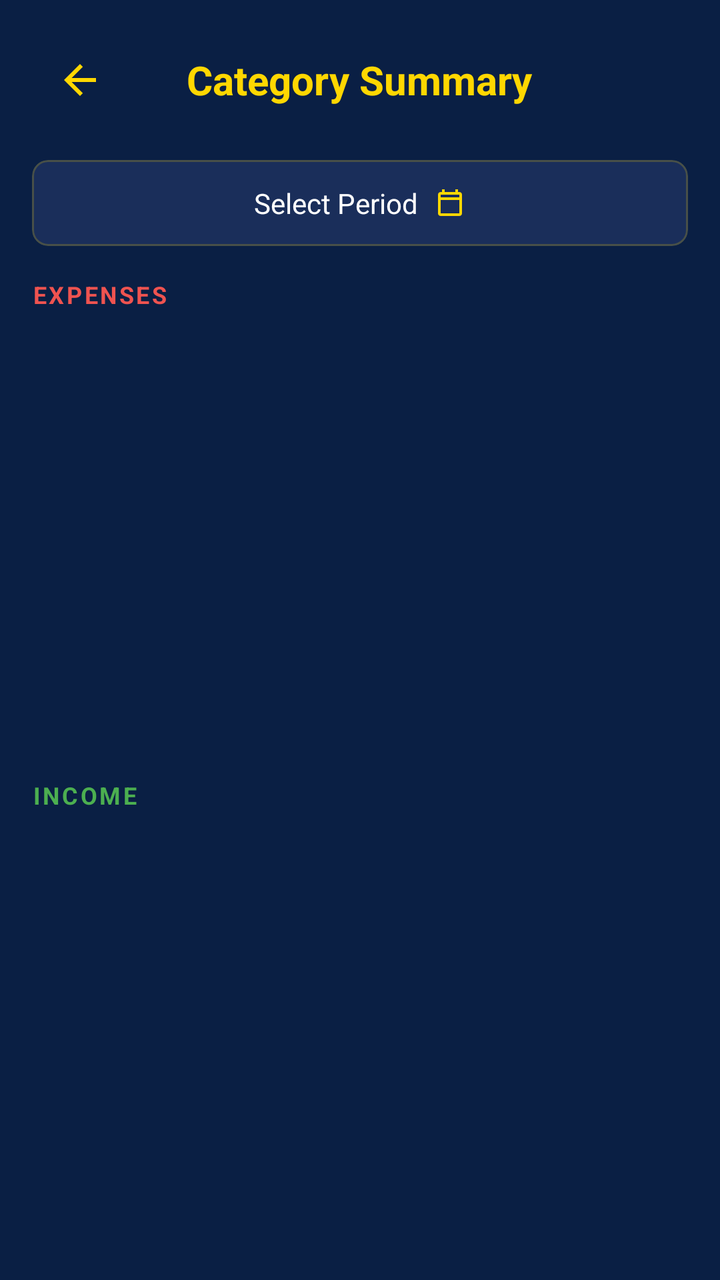
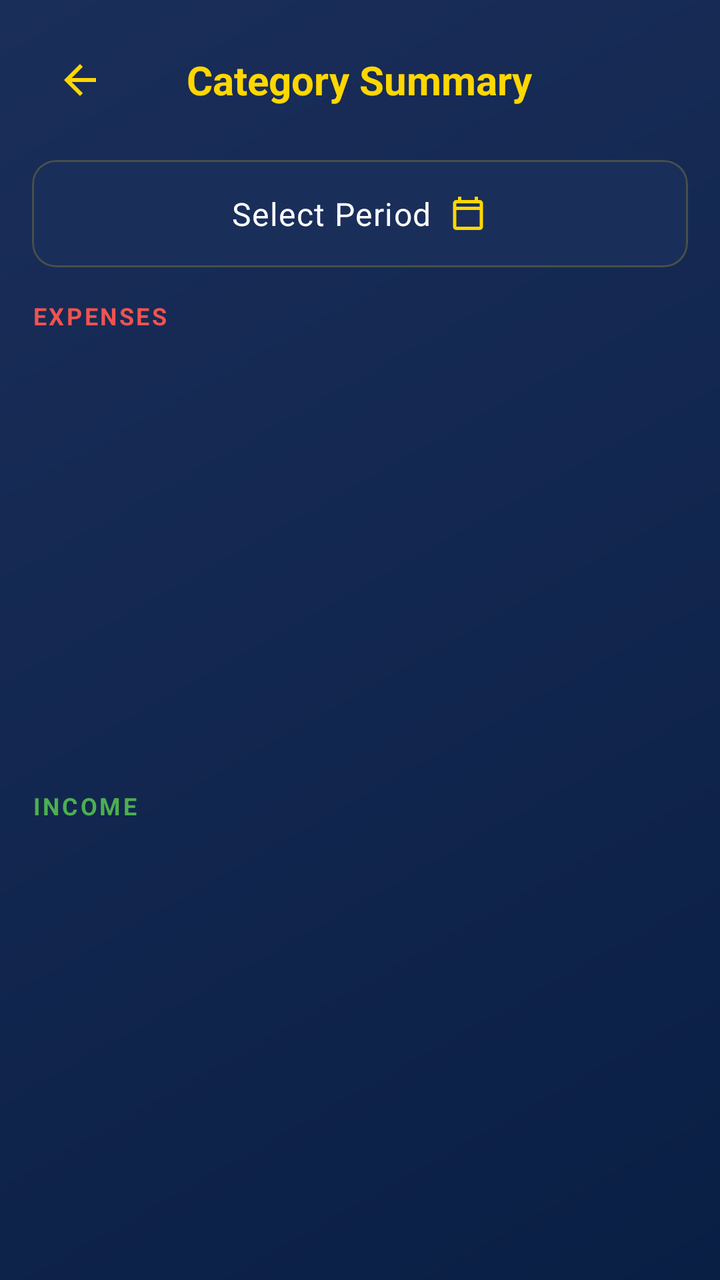

Screens rendered from an Android XML layout before and after an edit, with the pre-edit source and the edit as a unified diff.
<!-- AndroidManifest.xml: application theme Theme.CoinQuest -->
<!-- res/layout/activity_category_summary.xml -->
<LinearLayout xmlns:android="http://schemas.android.com/apk/res/android"
    xmlns:app="http://schemas.android.com/apk/res-auto"
    android:layout_width="match_parent"
    android:layout_height="match_parent"
    android:orientation="vertical"
    android:background="#0A1F44"
    android:fitsSystemWindows="true">

    <RelativeLayout
        android:layout_width="match_parent"
        android:layout_height="wrap_content"
        android:padding="16dp">

        <ImageButton
            android:id="@+id/btnBack"
            android:layout_width="48dp"
            android:layout_height="48dp"
            android:background="?attr/selectableItemBackgroundBorderless"
            android:src="@drawable/ic_back"
            android:contentDescription="@string/back"
            android:layout_centerVertical="true"
            app:tint="#FFD700" />

        <TextView
            android:layout_width="wrap_content"
            android:layout_height="wrap_content"
            android:text="Category Summary"
            android:textColor="#FFD700"
            android:textSize="20sp"
            android:textStyle="bold"
            android:layout_centerInParent="true"/>
    </RelativeLayout>

    <com.google.android.material.card.MaterialCardView
        android:id="@+id/btnFilterPeriod"
        android:layout_width="match_parent"
        android:layout_height="wrap_content"
        android:layout_marginHorizontal="16dp"
        android:layout_marginBottom="16dp"
        app:cardBackgroundColor="#1A2E5A"
        app:cardCornerRadius="8dp"
        app:strokeColor="#33FFD700"
        app:strokeWidth="1dp">

        <LinearLayout
            android:layout_width="match_parent"
            android:layout_height="wrap_content"
            android:padding="12dp"
            android:gravity="center"
            android:orientation="horizontal">

            <TextView
                android:id="@+id/tvPeriod"
                android:layout_width="wrap_content"
                android:layout_height="wrap_content"
                android:text="@string/select_period"
                android:textColor="#FFFFFF"
                android:textSize="14sp" />

            <ImageView
                android:layout_width="16dp"
                android:layout_height="16dp"
                android:layout_marginStart="8dp"
                android:src="@drawable/ic_calendar"
                app:tint="#FFD700"
                android:contentDescription="@string/select_date"/>
        </LinearLayout>
    </com.google.android.material.card.MaterialCardView>

    <TextView
        android:layout_width="match_parent"
        android:layout_height="wrap_content"
        android:layout_marginHorizontal="16dp"
        android:layout_marginBottom="8dp"
        android:text="@string/expenses"
        android:textColor="#EF5350"
        android:textSize="12sp"
        android:textStyle="bold"
        android:letterSpacing="0.1"/>

    <androidx.recyclerview.widget.RecyclerView
        android:id="@+id/rvExpensesSummary"
        android:layout_width="match_parent"
        android:layout_height="0dp"
        android:layout_weight="1"
        android:layout_marginBottom="16dp"/>
    

    <TextView
        android:layout_width="match_parent"
        android:layout_height="wrap_content"
        android:layout_marginHorizontal="16dp"
        android:layout_marginBottom="8dp"
        android:text="INCOME"
        android:textColor="#4CAF50"
        android:textSize="12sp"
        android:textStyle="bold"
        android:letterSpacing="0.1"/>

    <androidx.recyclerview.widget.RecyclerView
        android:id="@+id/rvIncomeSummary"
        android:layout_width="match_parent"
        android:layout_height="0dp"
        android:layout_weight="1"
        android:layout_marginBottom="16dp"/>
    

</LinearLayout>
<!-- resources referenced by this layout -->
<resources>
  <!-- drawable ic_back (drawable) -->
  <vector xmlns:android="http://schemas.android.com/apk/res/android"
      android:width="24dp"
      android:height="24dp"
      android:viewportWidth="24"
      android:viewportHeight="24">
      <path
          android:fillColor="#000000"
          android:pathData="M20,11H7.83l5.59,-5.59L12,4l-8,8 8,8 1.41,-1.41L7.83,13H20v-2z" />
  </vector>
  <!-- drawable ic_calendar (drawable) -->
  <vector xmlns:android="http://schemas.android.com/apk/res/android"
      android:width="24dp"
      android:height="24dp"
      android:viewportWidth="24"
      android:viewportHeight="24">
      <path
          android:fillColor="#000000"
          android:pathData="M19,4h-1V2h-2v2H8V2H6v2H5C3.89,4 3.01,4.9 3.01,6L3,20c0,1.1 0.89,2 2,2h14c1.1,0 2,-0.9 2,-2V6c0,-1.1 -0.9,-2 -2,-2zm0,16H5V10h14v10zm0,-12H5V6h14v2z" />
  </vector>
  <string name="back">Back</string>
  <string name="expenses">EXPENSES</string>
  <string name="select_date">Select Date</string>
  <string name="select_period">Select Period</string>
  <style name="Theme.CoinQuest" parent="Base.Theme.CoinQuest" />
  <style name="Base.Theme.CoinQuest" parent="Theme.Material3.DayNight.NoActionBar">
          <item name="colorPrimary">@color/gold</item>
          <item name="colorOnPrimary">@color/navy</item>
          <item name="android:statusBarColor">@color/navy</item>
          <item name="android:windowBackground">@drawable/bg_main_gradient</item>
  
          
          <item name="textAppearanceHeadlineLarge">@style/TextAppearance.CoinQuest.Headline</item>
          <item name="textAppearanceTitleLarge">@style/TextAppearance.CoinQuest.Title</item>
          <item name="textAppearanceBodyLarge">@style/TextAppearance.CoinQuest.Body</item>
  
          
          <item name="materialButtonStyle">@style/Widget.CoinQuest.Button</item>
      </style>
  <color name="gold">#FFD700</color>
  <color name="navy">#0A1F44</color>
  <!-- drawable bg_main_gradient (drawable) -->
  <?xml version="1.0" encoding="utf-8"?>
  <shape xmlns:android="http://schemas.android.com/apk/res/android"
      android:shape="rectangle">
      <gradient
          android:startColor="#0A1F44"
          android:endColor="#1A2E5A"
          android:angle="135" />
  </shape>
  <style name="TextAppearance.CoinQuest.Headline" parent="TextAppearance.Material3.HeadlineLarge">
          <item name="android:textSize">@dimen/text_size_headline</item>
          <item name="android:textStyle">bold</item>
          <item name="android:textColor">@color/gold</item>
      </style>
  <style name="TextAppearance.CoinQuest.Title" parent="TextAppearance.Material3.TitleLarge">
          <item name="android:textSize">@dimen/text_size_title</item>
          <item name="android:textStyle">bold</item>
          <item name="android:textColor">@color/white</item>
      </style>
  <style name="TextAppearance.CoinQuest.Body" parent="TextAppearance.Material3.BodyLarge">
          <item name="android:textSize">@dimen/text_size_body</item>
          <item name="android:textStyle">normal</item>
          <item name="android:textColor">@color/white</item>
      </style>
  <style name="Widget.CoinQuest.Button" parent="Widget.Material3.Button">
          <item name="android:insetTop">0dp</item>
          <item name="android:insetBottom">0dp</item>
          <item name="shapeAppearanceOverlay">@style/ShapeAppearance.CoinQuest.Button</item>
          <item name="android:textAllCaps">false</item>
          <item name="android:textStyle">bold</item>
          <item name="android:letterSpacing">0.05</item>
      </style>
  <dimen name="text_size_headline">28sp</dimen>
  <dimen name="text_size_title">20sp</dimen>
  <color name="white">#FFFFFF</color>
  <dimen name="text_size_body">16sp</dimen>
  <style name="ShapeAppearance.CoinQuest.Button" parent="">
          <item name="cornerSize">12dp</item>
      </style>
</resources>

<!-- the commit's change to res/layout/activity_category_summary.xml (unified diff, before → after) -->
@@ -3,7 +3,6 @@
     android:layout_width="match_parent"
     android:layout_height="match_parent"
     android:orientation="vertical"
-    android:background="#0A1F44"
     android:fitsSystemWindows="true">
 
     <RelativeLayout
@@ -19,15 +18,14 @@
             android:src="@drawable/ic_back"
             android:contentDescription="@string/back"
             android:layout_centerVertical="true"
-            app:tint="#FFD700" />
+            app:tint="@color/gold" />
 
         <TextView
             android:layout_width="wrap_content"
             android:layout_height="wrap_content"
             android:text="Category Summary"
-            android:textColor="#FFD700"
-            android:textSize="20sp"
-            android:textStyle="bold"
+            style="@style/TextAppearance.CoinQuest.Headline"
+            android:textSize="@dimen/text_size_title"
             android:layout_centerInParent="true"/>
     </RelativeLayout>
 
@@ -38,14 +36,14 @@
         android:layout_marginHorizontal="16dp"
         android:layout_marginBottom="16dp"
         app:cardBackgroundColor="#1A2E5A"
-        app:cardCornerRadius="8dp"
+        app:cardCornerRadius="12dp"
         app:strokeColor="#33FFD700"
         app:strokeWidth="1dp">
 
         <LinearLayout
             android:layout_width="match_parent"
             android:layout_height="wrap_content"
-            android:padding="12dp"
+            android:padding="16dp"
             android:gravity="center"
             android:orientation="horizontal">
 
@@ -54,15 +52,14 @@
                 android:layout_width="wrap_content"
                 android:layout_height="wrap_content"
                 android:text="@string/select_period"
-                android:textColor="#FFFFFF"
-                android:textSize="14sp" />
+                style="@style/TextAppearance.CoinQuest.Body" />
 
             <ImageView
-                android:layout_width="16dp"
-                android:layout_height="16dp"
+                android:layout_width="20dp"
+                android:layout_height="20dp"
                 android:layout_marginStart="8dp"
                 android:src="@drawable/ic_calendar"
-                app:tint="#FFD700"
+                app:tint="@color/gold"
                 android:contentDescription="@string/select_date"/>
         </LinearLayout>
     </com.google.android.material.card.MaterialCardView>
@@ -74,7 +71,7 @@
         android:layout_marginBottom="8dp"
         android:text="@string/expenses"
         android:textColor="#EF5350"
-        android:textSize="12sp"
+        android:textSize="@dimen/text_size_small"
         android:textStyle="bold"
         android:letterSpacing="0.1"/>
 
@@ -93,7 +90,7 @@
         android:layout_marginBottom="8dp"
         android:text="INCOME"
         android:textColor="#4CAF50"
-        android:textSize="12sp"
+        android:textSize="@dimen/text_size_small"
         android:textStyle="bold"
         android:letterSpacing="0.1"/>
 
<!-- resource entries referenced after the edit -->
@@ -32,6 +32,9 @@
           <item name="android:windowBackground">@drawable/bg_main_gradient</item>
   
           
+          <item name="android:windowActivityTransitions">true</item>
+  
+          
           <item name="textAppearanceHeadlineLarge">@style/TextAppearance.CoinQuest.Headline</item>
           <item name="textAppearanceTitleLarge">@style/TextAppearance.CoinQuest.Title</item>
           <item name="textAppearanceBodyLarge">@style/TextAppearance.CoinQuest.Body</item>
@@ -40,6 +43,7 @@
           <item name="materialButtonStyle">@style/Widget.CoinQuest.Button</item>
       </style>
   <color name="gold">#FFD700</color>
+  <dimen name="text_size_small">12sp</dimen>
   <color name="navy">#0A1F44</color>
   <!-- drawable bg_main_gradient (drawable) -->
   <?xml version="1.0" encoding="utf-8"?>
